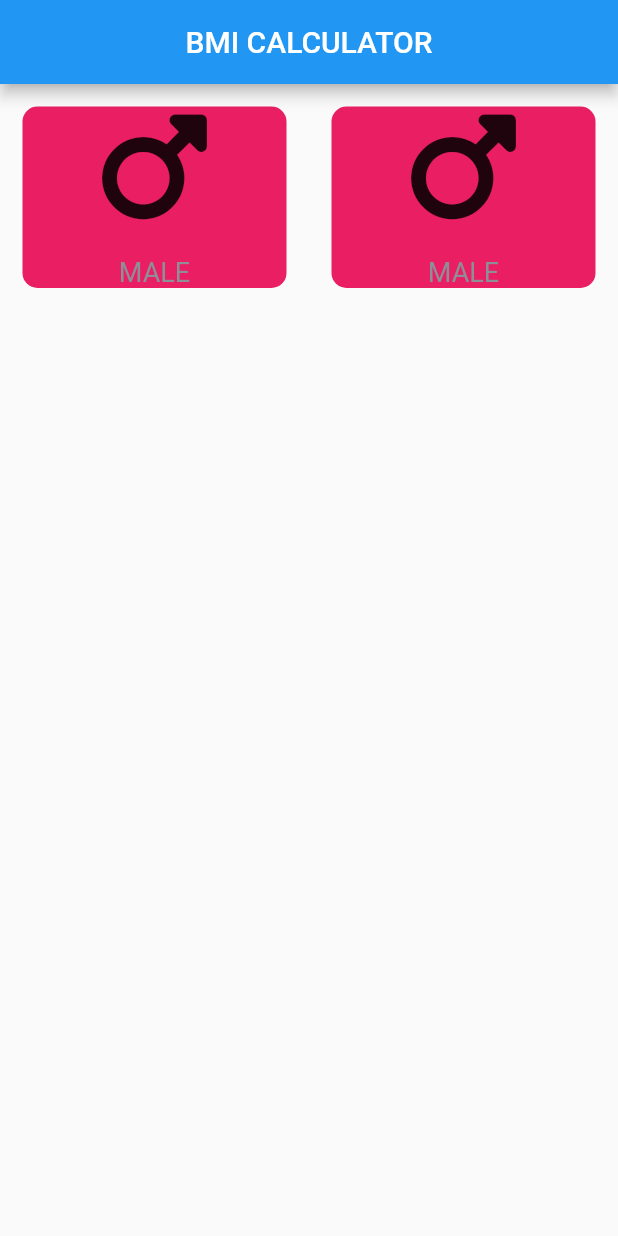
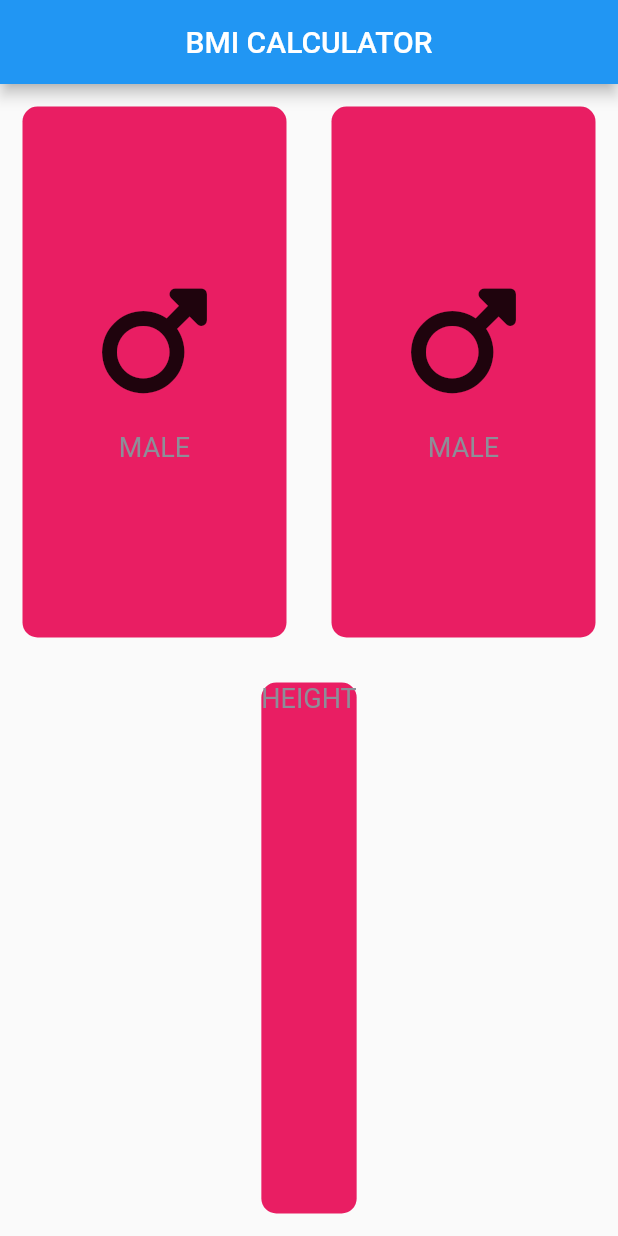
Before and after one commit to HEYKASHIF/Bmi_Calci, a Flutter app: the screen it shows after launch, on a phone screen of 412 x 824 dp. Run offline on Flutter 3.47's test engine with Material 2 defaults, Android fonts, the phone set to English and light mode, and no system bars; our stand-ins replace font_awesome_flutter.

Commit message:
9-april commit37

```diff
--- a/lib/pages/Home_page.dart
+++ b/lib/pages/Home_page.dart
@@ -20,7 +20,8 @@ class _HomePageState extends State<HomePage> {
       ),
       body: Column(
         children: [
-          Row(
+          Expanded(
+            child: Row(
               children: [
                 Expanded(
                   child: ReusableCard(
@@ -43,7 +44,25 @@ class _HomePageState extends State<HomePage> {
                   ),
                 ),
               ],
-          )
+            ),
+          ),
+          Expanded(
+            child: ReusableCard(
+              CardChild: Column(
+                children: [
+                  Text(
+                    'HEIGHT',
+                    style: TextStyle(
+                      fontSize: 18,
+                      color: Color(0xFF8D8E98),
+                    ),
+                  ),
+                ],
+              ),
+              color: Colors.pink,
+              onPress: () {},
+            ),
+          ),
         ],
       ),
     );
```
Lines whose indentation alone changed are shown as unchanged.
